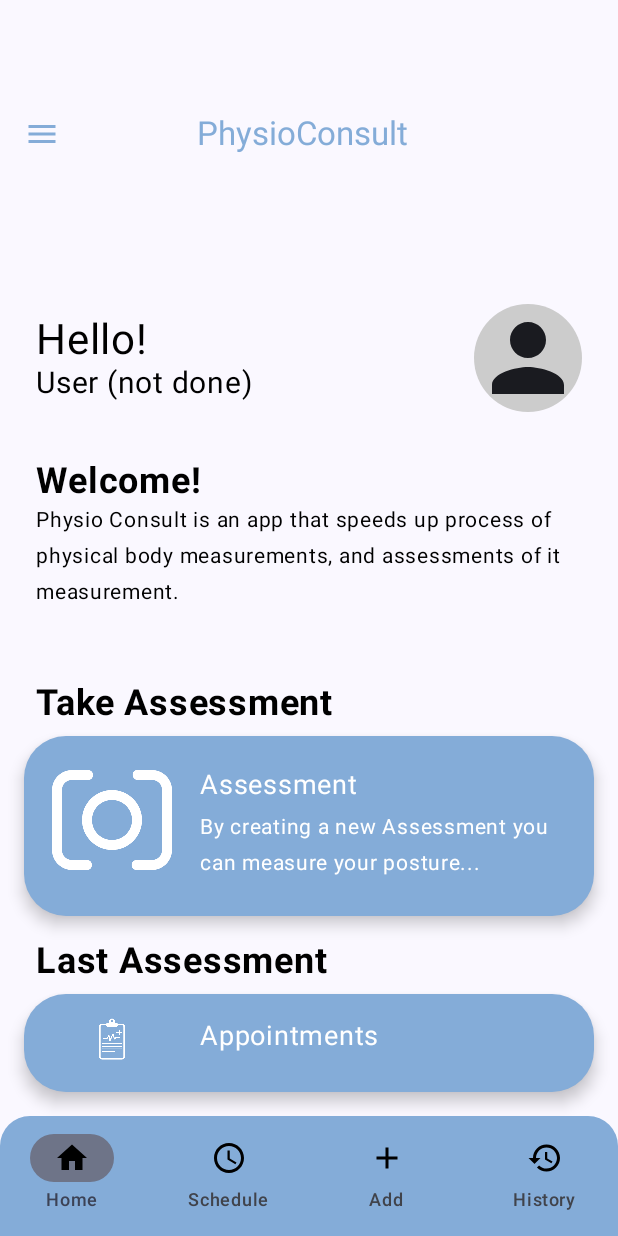
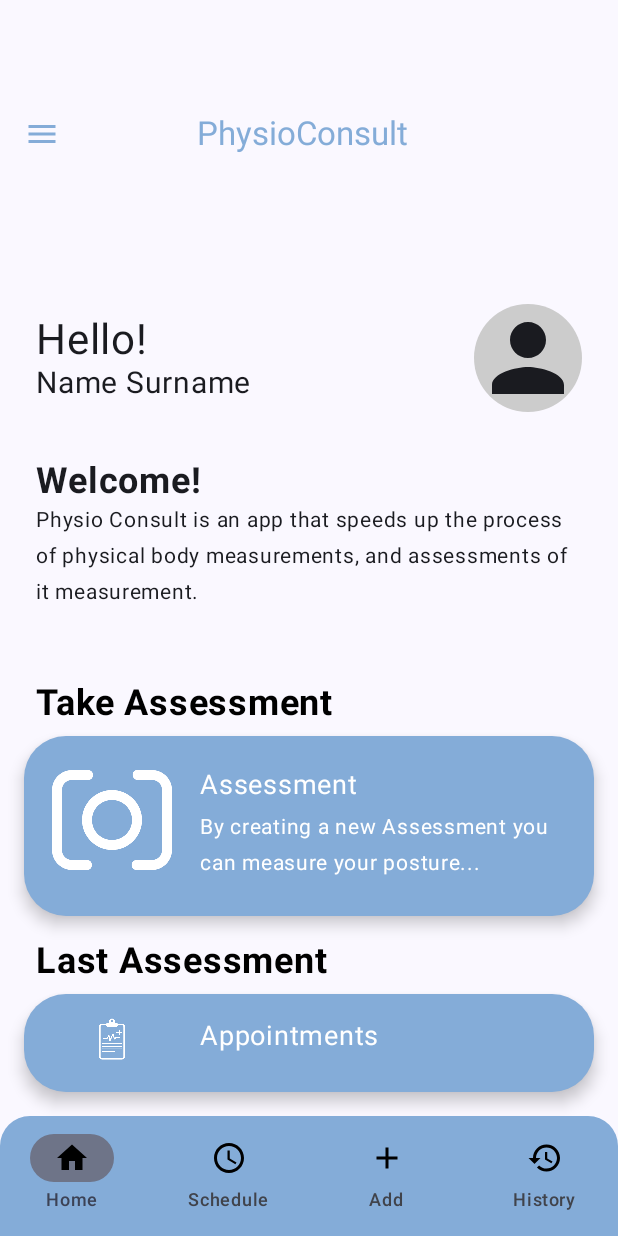
Before and after one commit to Jula-g/SEproject, an Android app built with Jetpack Compose: the composable MainActivityForm shown on its own in the app's theme, on a phone screen of 412 x 824 dp. Run offline under Robolectric (Android 15) with nearby library versions, the phone set to English and light mode, and no system bars; our stand-ins replace Firebase (no records; nobody signed in at launch, a user with empty details on screens opened directly).

Commit message:
User name and surname display added to main activity, added user role check and proper form display for the user role

```diff
--- a/PhysioConsult/app/src/main/java/com/example/physioconsult/Main/MainActivityForm.kt
+++ b/PhysioConsult/app/src/main/java/com/example/physioconsult/Main/MainActivityForm.kt
@@ -1,12 +1,9 @@
 package com.example.physioconsult.Main
 
-import android.app.Activity
 import android.content.Context
 import android.content.Intent
-import android.widget.Toast
-import androidx.compose.foundation.Image
+import android.util.Log
 import androidx.compose.foundation.background
-import androidx.compose.foundation.clickable
 import androidx.compose.foundation.layout.*
 import androidx.compose.foundation.shape.RoundedCornerShape
 import androidx.compose.material3.*
@@ -19,9 +16,10 @@ import androidx.compose.ui.unit.sp
 import androidx.compose.material.icons.Icons
 import androidx.compose.material.icons.filled.Menu
 import androidx.compose.material.icons.filled.Person
+import androidx.compose.runtime.mutableStateOf
+import androidx.compose.runtime.remember
 import androidx.compose.runtime.rememberCoroutineScope
 import androidx.compose.ui.graphics.painter.Painter
-import androidx.compose.ui.graphics.vector.ImageVector
 import androidx.compose.ui.platform.LocalContext
 import androidx.compose.ui.res.painterResource
 import androidx.compose.ui.text.font.FontWeight
@@ -30,9 +28,9 @@ import androidx.compose.ui.tooling.preview.Preview
 import com.example.physioconsult.R
 import com.example.physioconsult.SideNavMenu.SideNavigationMenu
 import com.example.physioconsult.fragments.user.add.Add
-import com.example.physioconsult.login.LogIn.Credentials
 import com.example.physioconsult.ui.theme.PhysioConsultTheme
 import com.google.firebase.auth.FirebaseAuth
+import com.google.firebase.firestore.FirebaseFirestore
 
 import kotlinx.coroutines.launch
 
@@ -40,14 +38,12 @@ import kotlinx.coroutines.launch
 @OptIn(ExperimentalMaterial3Api::class)
 @Composable
 fun MainActivityForm() {
-    // State for the drawer to open or close it
     val drawerState = rememberDrawerState(initialValue = DrawerValue.Closed)
-    val scope = rememberCoroutineScope() // Required to control drawer state
+    val scope = rememberCoroutineScope()
 
-    // ModalNavigationDrawer wraps the content and provides a side navigation bar
     ModalNavigationDrawer(
         drawerState = drawerState,
-        drawerContent = { SideNavigationMenu() } // Add the side navigation content here
+        drawerContent = { SideNavigationMenu() }
     ) {
         Scaffold(
             topBar = {
@@ -75,7 +71,7 @@ fun MainActivityForm() {
             }
         )
         { innerPadding ->
-            Content(Modifier.padding(innerPadding)) // Your main content
+            Content(Modifier.padding(innerPadding))
         }
     }
 }
@@ -84,6 +80,27 @@ fun MainActivityForm() {
 @Composable
 fun Content(modifier: Modifier = Modifier) {
     val context = LocalContext.current
+    val colors = MaterialTheme.colorScheme
+    val auth = FirebaseAuth.getInstance()
+    val userId = auth.currentUser?.uid
+    val name = remember { mutableStateOf("Name") }
+    val surname = remember { mutableStateOf("Surname") }
+
+    if (userId != null) {
+        val firestore = FirebaseFirestore.getInstance()
+        firestore.collection("users").document(userId)
+            .get()
+            .addOnSuccessListener { document ->
+                if (document != null && document.exists()) {
+                    name.value = document.getString("name") ?: "User"
+                    surname.value = document.getString("surname") ?: "Surname"
+                }
+            }
+            .addOnFailureListener {
+                Log.e("MainActivityForm", "Failed to get user data", it)
+            }
+    }
+
     Column(
         modifier = modifier
             .fillMaxSize()
@@ -91,7 +108,6 @@ fun Content(modifier: Modifier = Modifier) {
         verticalArrangement = Arrangement.Top,
         horizontalAlignment = Alignment.CenterHorizontally
     ) {
-        // Header with greeting and avatar
         Row(
             modifier = Modifier
                 .fillMaxWidth()
@@ -103,12 +119,12 @@ fun Content(modifier: Modifier = Modifier) {
                 Text(
                     text = "Hello!",
                     fontSize = 28.sp,
-                    color = Color.Black
+                    color = colors.onSurface
                 )
                 Text(
-                    text = "User (not done)",
+                    text = "${name.value} ${surname.value}",
                     fontSize = 20.sp,
-                    color = Color.Black
+                    color = colors.onSurface
                 )
             }
 
@@ -123,7 +139,6 @@ fun Content(modifier: Modifier = Modifier) {
 
         Spacer(modifier = Modifier.height(16.dp))
 
-        // Introduction/Description Section
         Column(
             modifier = Modifier
                 .fillMaxWidth()
@@ -132,14 +147,14 @@ fun Content(modifier: Modifier = Modifier) {
             Text(
                 text = "Welcome!",
                 fontSize = 24.sp,
-                color = Color.Black,
+                color = colors.onSurface,
                 textAlign = TextAlign.Start,
                 fontWeight = FontWeight.Bold
             )
             Text(
-                text = "Physio Consult is an app that speeds up process of physical body measurements, and assessments of it measurement.",
+                text = "Physio Consult is an app that speeds up the process of physical body measurements, and assessments of it measurement.",
                 fontSize = 14.sp,
-                color = Color.Black,
+                color = colors.onSurface,
                 textAlign = TextAlign.Start
             )
         }
@@ -151,18 +166,16 @@ fun Content(modifier: Modifier = Modifier) {
                 .fillMaxWidth()
                 .padding(8.dp)
         ) {
-
         }
         val imageCamera: Painter =
             painterResource(id = R.drawable.focus)
 
-        // Take Image Section
         CardButtonCamera(
             text = "Take Assessment",
             title = "Assessment",
             description = "By creating a new Assessment you can measure your posture...",
             icon = imageCamera,
-            backgroundColor = Color(0xFF84ACD8), // Light Blue
+            backgroundColor = Color(0xFF84ACD8),
             onClick = { navigatePhoto(context) }
         )
 
@@ -170,13 +183,12 @@ fun Content(modifier: Modifier = Modifier) {
 
         val imageChart: Painter =
             painterResource(id = R.drawable.medical)
-        // Appointments Section
         CardButtonAppointments(
             text = "Last Assessment",
             title = "Appointments",
             description = "View your upcoming consultations.",
             icon = imageChart,
-            backgroundColor = Color(0xFF84ACD8) // Light Green
+            backgroundColor = Color(0xFF84ACD8)
         )
     }
 }
```
Also changed, not shown: PhysioConsult/app/src/main/java/com/example/physioconsult/Main/MainActivity.kt (+29 -3 lines), PhysioConsult/app/src/main/java/com/example/physioconsult/UserRole.kt (added, +21 -0 lines).
